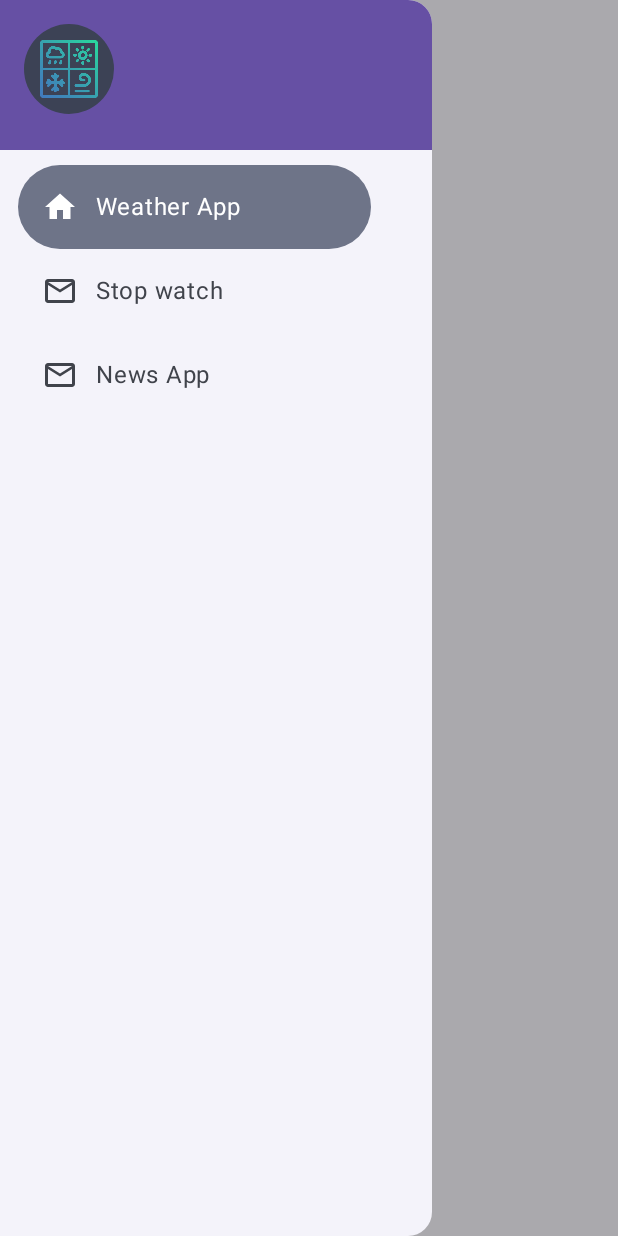
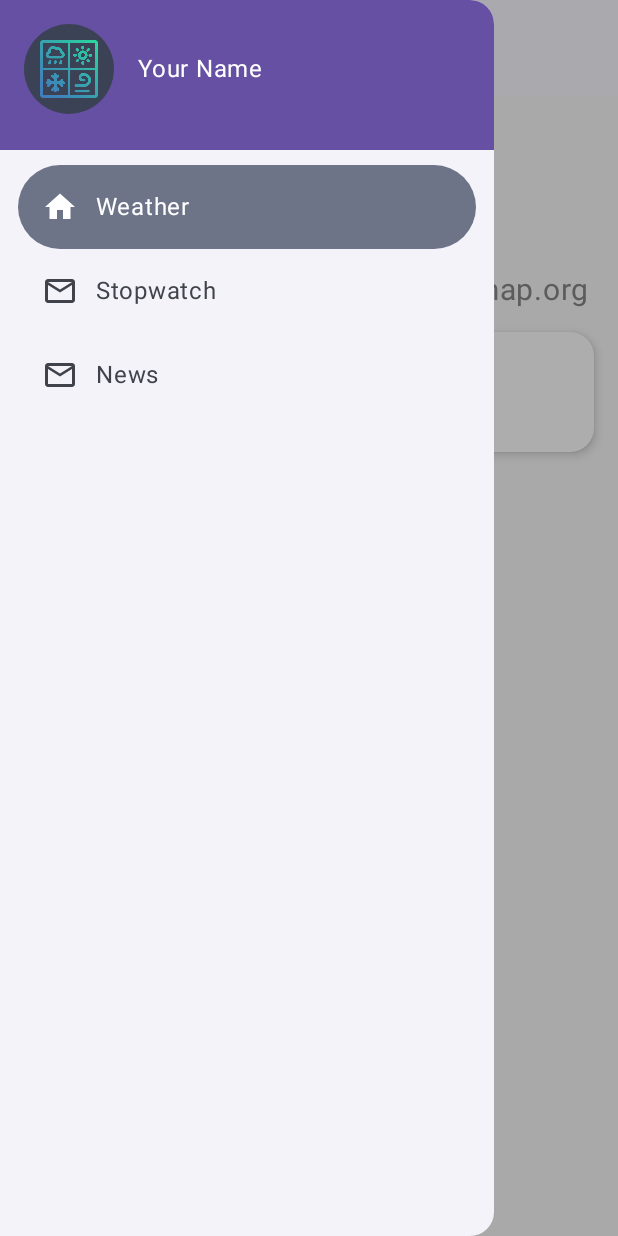
Before and after one commit to Sarvar05/StopWatch, an Android app built with Jetpack Compose: the composable SetupNavigation shown on its own in the app's theme, after a tap on "Menu", on a phone screen of 412 x 824 dp. Run offline under Robolectric (Android 15) with nearby library versions, the phone set to English and light mode, and no system bars; network calls fail.

Commit message:
added drawer

```diff
--- a/app/src/main/AndroidManifest.xml
+++ b/app/src/main/AndroidManifest.xml
@@ -15,7 +15,11 @@
         android:supportsRtl="true"
         android:theme="@style/Theme.MyApplication"
         tools:targetApi="31">
-
+        <activity
+            android:name=".stop_watch.StopWatchSc"
+            android:exported="false"
+            android:label="@string/title_activity_stop_watch_sc"
+            android:theme="@style/Theme.MyApplication" />
         <activity
             android:name=".MainActivity"
             android:exported="true">
--- a/app/src/main/java/com/example/myapplication/MainActivity.kt
+++ b/app/src/main/java/com/example/myapplication/MainActivity.kt
@@ -1,8 +1,10 @@
 package com.example.myapplication
 
+import android.os.Build
 import android.os.Bundle
 import androidx.activity.ComponentActivity
 import androidx.activity.compose.setContent
+import androidx.annotation.RequiresApi
 import androidx.navigation.compose.rememberNavController
 import com.example.myapplication.drawer.SetupNavigation
 import com.example.myapplication.news.data.DatabaseProvider
@@ -15,12 +17,13 @@
 @HiltAndroidApp
 class MainActivity : ComponentActivity() {
 
+    @RequiresApi(Build.VERSION_CODES.O)
     override fun onCreate(savedInstanceState: Bundle?) {
         super.onCreate(savedInstanceState)
         setContent {
             DatabaseProvider.init(this)
             MyApplicationTheme {
-                SetupNav()
+                SetupNavigation()
             }
         }
     }
--- a/app/src/main/java/com/example/myapplication/drawer/AppNavigation.kt
+++ b/app/src/main/java/com/example/myapplication/drawer/AppNavigation.kt
@@ -1,6 +1,11 @@
 package com.example.myapplication.drawer
+import android.os.Build
 import android.view.LayoutInflater
+import androidx.annotation.RequiresApi
+import androidx.compose.foundation.layout.PaddingValues
+import androidx.compose.foundation.layout.padding
 import androidx.compose.runtime.Composable
+import androidx.compose.ui.Modifier
 import androidx.compose.ui.viewinterop.AndroidView
 import androidx.navigation.NavHostController
 import androidx.navigation.compose.NavHost
@@ -8,26 +13,30 @@
 import com.example.myapplication.R
 import com.example.myapplication.news.viewmodel.NewsApp
 import com.example.myapplication.stop_watch.StopWatch
+import com.example.myapplication.stop_watch.StopWatchScreen
+import com.example.myapplication.stop_watch.WatchViewModel
 import com.example.myapplication.weather_app.WeatherScreen
 
+@RequiresApi(Build.VERSION_CODES.O)
 @Composable
-fun AppNavigation(navController: NavHostController) {
-    NavHost(navController = navController, startDestination = Screens.WeatherScreen.route) {
+fun AppNavigation(
+    navController: NavHostController,
+    paddingValues: PaddingValues,
+    viewModel: WatchViewModel
+) {
+    NavHost(
+        navController = navController,
+        startDestination = Screens.WeatherScreen.route,
+        modifier = Modifier.padding(paddingValues)
+    ) {
         Screens.entries.forEach { screen ->
             composable(screen.route) {
-//                when (screen) {
-//                    Screens.WeatherScreen -> WeatherScreen()
-//                    Screens.Stopwatch -> Stopwatch()
-//
-//                }
+                when (screen) {
+                    Screens.WeatherScreen -> WeatherScreen()
+                    Screens.Stopwatch -> StopWatchScreen(viewModel)
+                    Screens.NewsApp -> NewsApp(navController)
+                }
             }
         }
     }
 }
-
-@Composable
-fun Stopwatch() {
-    AndroidView(factory = { context ->
-        LayoutInflater.from(context).inflate(R.layout.stop_watch, null)
-    })
-}
--- a/app/src/main/java/com/example/myapplication/drawer/NavItems.kt
+++ b/app/src/main/java/com/example/myapplication/drawer/NavItems.kt
@@ -7,38 +7,36 @@
 import androidx.compose.material.icons.outlined.MailOutline
 import androidx.compose.ui.graphics.vector.ImageVector
 
-
 enum class Screens(val route: String) {
     WeatherScreen("weather_screen"),
-    Stopwatch("stop_watch"),
+    Stopwatch("stop_watch "),
     NewsApp("news_app")
 }
 
-data class NavItems (
-    val title:String,
+data class NavItems(
+    val title: String,
     val unselectedIcon: ImageVector,
     val selectedIcon: ImageVector,
-    val route:String
+    val route: String
 )
 
-val listOfNavItems = listOf<NavItems>(
+val listOfNavItems = listOf(
     NavItems(
-        title = "Weather App",
-        unselectedIcon= Icons.Outlined.Home,
+        title = "Weather",
+        unselectedIcon = Icons.Outlined.Home,
         selectedIcon = Icons.Filled.Home,
         route = Screens.WeatherScreen.route
     ),
     NavItems(
-        title = "Stop watch",
-        unselectedIcon= Icons.Outlined.MailOutline,
+        title = "Stopwatch",
+        unselectedIcon = Icons.Outlined.MailOutline,
         selectedIcon = Icons.Filled.Email,
         route = Screens.Stopwatch.route
     ),
     NavItems(
-        title = "News App",
-        unselectedIcon= Icons.Outlined.MailOutline,
+        title = "News",
+        unselectedIcon = Icons.Outlined.MailOutline,
         selectedIcon = Icons.Filled.Email,
         route = Screens.NewsApp.route
     )
-
 )
--- a/app/src/main/java/com/example/myapplication/drawer/SetupNavigation.kt
+++ b/app/src/main/java/com/example/myapplication/drawer/SetupNavigation.kt
@@ -1,12 +1,15 @@
 package com.example.myapplication.drawer
 
 import android.annotation.SuppressLint
+import android.os.Build
+import androidx.annotation.RequiresApi
 import androidx.compose.foundation.Image
 import androidx.compose.foundation.background
 import androidx.compose.foundation.layout.Box
 import androidx.compose.foundation.layout.Column
 import androidx.compose.foundation.layout.Row
 import androidx.compose.foundation.layout.Spacer
+import androidx.compose.foundation.layout.WindowInsets
 import androidx.compose.foundation.layout.fillMaxWidth
 import androidx.compose.foundation.layout.height
 import androidx.compose.foundation.layout.padding
@@ -31,6 +34,8 @@
 import androidx.compose.runtime.Composable
 import androidx.compose.runtime.getValue
 import androidx.compose.runtime.mutableIntStateOf
+import androidx.compose.runtime.mutableStateOf
+import androidx.compose.runtime.remember
 import androidx.compose.runtime.rememberCoroutineScope
 import androidx.compose.runtime.saveable.rememberSaveable
 import androidx.compose.runtime.setValue
@@ -41,38 +46,42 @@
 import androidx.compose.ui.res.painterResource
 import androidx.compose.ui.text.font.FontWeight
 import androidx.compose.ui.unit.dp
+import androidx.lifecycle.viewmodel.compose.viewModel
 import androidx.navigation.compose.rememberNavController
 import com.example.myapplication.R
+import com.example.myapplication.stop_watch.WatchViewModel
 import com.example.myapplication.weather_app.ui.theme.Purple40
 import kotlinx.coroutines.launch
 
+@RequiresApi(Build.VERSION_CODES.O)
 @OptIn(ExperimentalMaterial3Api::class)
 @SuppressLint("UnusedMaterial3ScaffoldPaddingParameter")
 @Composable
- fun SetupNavigation() {
+fun SetupNavigation() {
     val drawerState = rememberDrawerState(initialValue = DrawerValue.Closed)
-    var selectedItemIndex by rememberSaveable {
-        mutableIntStateOf(0)
-    }
+    var selectedItemIndex by rememberSaveable { mutableIntStateOf(0) }
     val scope = rememberCoroutineScope()
     val navController = rememberNavController()
+    val viewModel: WatchViewModel = viewModel()
+    var currentTitle by remember { mutableStateOf("App Title") }
 
     ModalNavigationDrawer(
-
-        {
-            ModalDrawerSheet {
+        drawerContent = {
+            ModalDrawerSheet(
+                modifier = Modifier.fillMaxWidth(0.8f),
+                windowInsets = WindowInsets(0)
+            ) {
                 Column {
                     Box(
                         modifier = Modifier
                             .height(100.dp)
-                            .fillMaxWidth(0.8f)
+                            .fillMaxWidth()
                             .background(color = Purple40)
                     ) {
                         Row(
                             modifier = Modifier.padding(16.dp),
                             verticalAlignment = Alignment.CenterVertically
                         ) {
-
                             Image(
                                 painter = painterResource(id = R.drawable.img),
                                 contentDescription = null,
@@ -82,10 +91,9 @@
                                     .background(MaterialTheme.colorScheme.secondary)
                                     .padding(8.dp)
                             )
-
                             Spacer(modifier = Modifier.width(16.dp))
                             Text(
-                                text = "",
+                                text = "Your Name",
                                 style = MaterialTheme.typography.bodyLarge.copy(
                                     fontWeight = FontWeight.Normal,
                                     color = Color.White
@@ -102,7 +110,11 @@
                                 selectedItemIndex = index
                                 scope.launch {
                                     drawerState.close()
-                                    navController.navigate(navigationItem.route)
+                                    navController.navigate(navigationItem.route) {
+                                        launchSingleTop = true
+                                        restoreState = true
+                                    }
+                                    currentTitle = navigationItem.title
                                 }
                             },
                             icon = {
@@ -111,30 +123,29 @@
                                         navigationItem.selectedIcon
                                     } else {
                                         navigationItem.unselectedIcon
-                                    }, contentDescription = navigationItem.title
+                                    },
+                                    contentDescription = navigationItem.title
                                 )
                             },
                             modifier = Modifier
                                 .padding(NavigationDrawerItemDefaults.ItemPadding)
-                                .fillMaxWidth(0.7f)
+                                .fillMaxWidth()
                         )
                     }
                 }
             }
-        }, drawerState = drawerState
+        },
+        drawerState = drawerState
     ) {
-
         Scaffold(
             topBar = {
                 TopAppBar(
-                    title = {
-                    },
+                    title = { Text(currentTitle) },
                     navigationIcon = {
                         IconButton(onClick = {
                             scope.launch {
                                 drawerState.open()
                             }
-
                         }) {
                             Icon(
                                 imageVector = Icons.Default.Menu,
@@ -143,13 +154,10 @@
                         }
                     }
                 )
-
             },
-            content = {
-
-                AppNavigation(navController)
-            },
-
-            )
+            content = { paddingValues ->
+                AppNavigation(navController = navController, paddingValues = paddingValues, viewModel=viewModel)
+            }
+        )
     }
 }
--- a/app/src/main/java/com/example/myapplication/stop_watch/WatchViewModel.kt
+++ b/app/src/main/java/com/example/myapplication/stop_watch/WatchViewModel.kt
@@ -21,7 +21,6 @@
 import java.util.Locale
 
 private val Context.dataStore by preferencesDataStore(name = "stopwatch_prefs")
-
 
 class WatchViewModel(application: Application) : AndroidViewModel(application) {
     companion object {
@@ -67,14 +66,13 @@
         val hours = seconds / 3600
         val minutes = (seconds % 3600) / 60
         val sec = seconds % 60
-        return String.Companion.format(Locale.US, "%02d:%02d:%02d", hours, minutes, sec)
+        return String.format(Locale.US, "%02d:%02d:%02d", hours, minutes, sec)
     }
 
     fun resetTimer() {
         job?.cancel()
         _seconds.value = 0L
         startTime = SystemClock.elapsedRealtime()
-
         saveState()
     }
 
--- a/app/src/main/res/values/strings.xml
+++ b/app/src/main/res/values/strings.xml
@@ -21,4 +21,5 @@
     <string name="title_activity_news_list_screen">NewsListScreen</string>
     <string name="title_activity_news_screen">NewsScreen</string>
     <string name="error_with_article">Не удалось загрузить сайт!</string>
+    <string name="title_activity_stop_watch_sc">StopWatchSc</string>
 </resources>
```
Also changed, not shown: app/src/main/java/com/example/myapplication/news/viewmodel/NewsApp.kt (+0 -11 lines), app/src/main/java/com/example/myapplication/stop_watch/StopWatch.kt (+8 -1 lines), app/src/main/java/com/example/myapplication/stop_watch/StopWatchScreen.kt (added, +93 -0 lines), app/src/main/res/drawable/clear.xml (added, +9 -0 lines), app/src/main/res/drawable/pause.xml (added, +9 -0 lines), app/src/main/res/drawable/play.xml (added, +9 -0 lines), app/src/main/res/drawable/stop.xml (added, +9 -0 lines), 1 other file.
